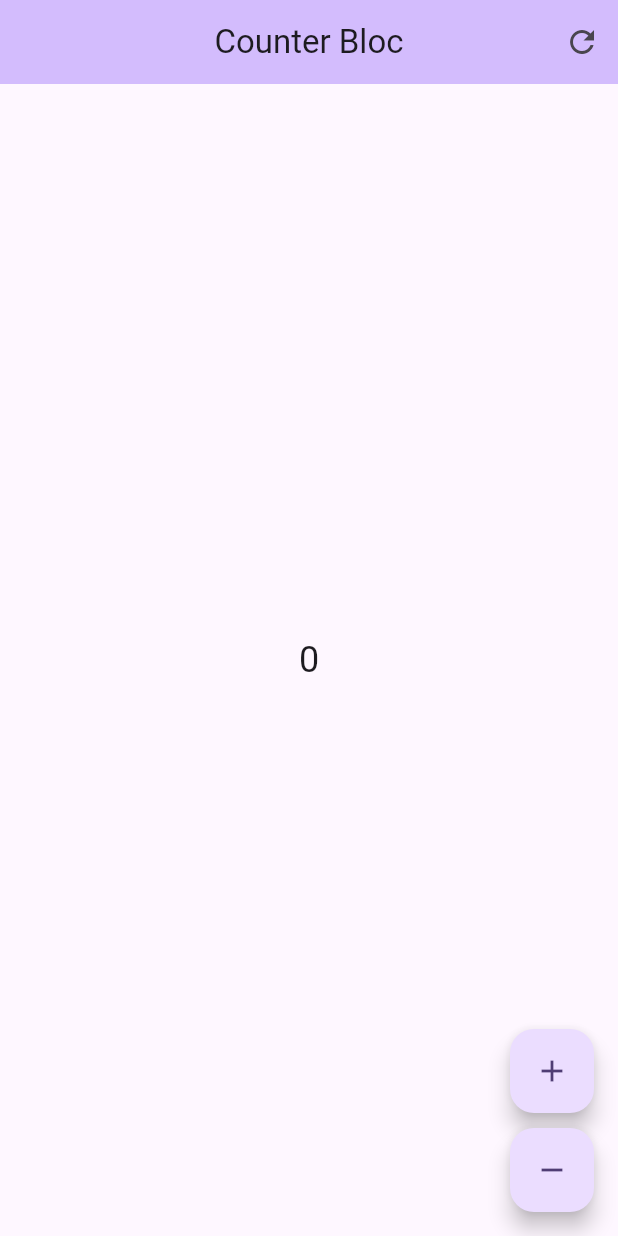
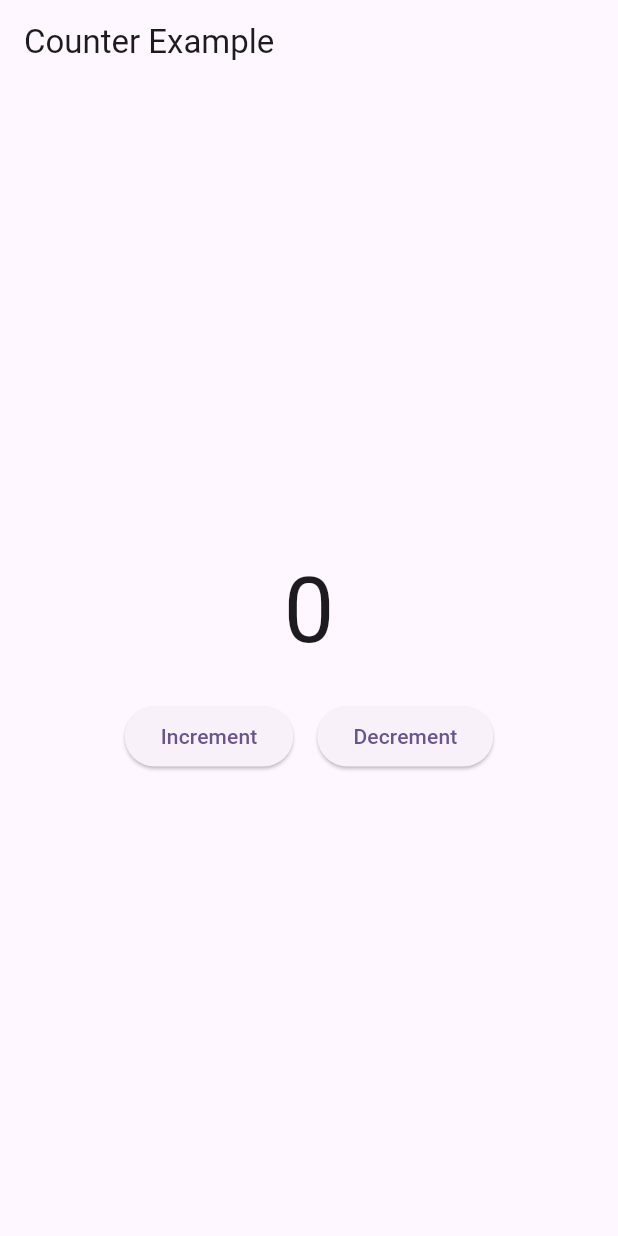
Before and after one commit to 0xharkirat/counter_bloc, a Flutter app: the screen it shows after launch, on a phone screen of 412 x 824 dp. Run offline on Flutter 3.47's test engine with Material 3 defaults, Android fonts, the phone set to English and light mode, and no system bars; our stand-ins replace bloc, equatable, flutter_bloc.

Commit message:
counter with bloc

```diff
--- /dev/null
+++ b/lib/bloc/counter/counter_bloc.dart
@@ -0,0 +1,18 @@
+import 'package:bloc/bloc.dart';
+import 'package:counter_bloc/bloc/counter/counter_event.dart';
+import 'package:counter_bloc/bloc/counter/counter_state.dart';
+
+class CounterBloc extends Bloc<CounterEvent, CounterState> {
+  CounterBloc() : super(const CounterState()) {
+    on<IncrementCounter>(_increment);
+    on<DecrementCounter>(_decrement);
+  }
+
+  void _increment(IncrementCounter event, Emitter<CounterState> emit) {
+    emit(state.copyWith(counter: state.counter + 1));
+  }
+
+  void _decrement(DecrementCounter event, Emitter<CounterState> emit) {
+    emit(state.copyWith(counter: state.counter - 1));
+  }
+}
--- /dev/null
+++ b/lib/bloc/counter/counter_event.dart
@@ -0,0 +1,11 @@
+import 'package:equatable/equatable.dart';
+
+abstract class CounterEvent extends Equatable {
+  const CounterEvent();
+  @override
+  List<Object?> get props => [];
+}
+
+class IncrementCounter extends CounterEvent {}
+
+class DecrementCounter extends CounterEvent {}
--- /dev/null
+++ b/lib/bloc/counter/counter_state.dart
@@ -0,0 +1,14 @@
+import 'package:equatable/equatable.dart';
+
+class CounterState extends Equatable {
+  final int counter;
+
+  const CounterState({this.counter = 0});
+
+  CounterState copyWith({int? counter}) {
+    return CounterState(counter: counter ?? this.counter);
+  }
+
+  @override
+  List<Object?> get props => [counter];
+}
--- a/lib/bloc/counter_cubit.dart
+++ /dev/null
@@ -1,17 +0,0 @@
-import 'package:flutter_bloc/flutter_bloc.dart';
-
-class CounterCubit extends Cubit<int> {
-  CounterCubit() : super(0);
-
-  void increment() {
-    emit(state + 1);
-  }
-
-  void decrement() {
-    emit(state - 1);
-  }
-
-  void reset() {
-    emit(0);
-  }
-}
--- a/lib/bloc/counter_page.dart
+++ /dev/null
@@ -1,16 +0,0 @@
-import 'package:counter_bloc/bloc/counter_cubit.dart';
-import 'package:counter_bloc/bloc/counter_view.dart';
-import 'package:flutter/material.dart';
-import 'package:flutter_bloc/flutter_bloc.dart';
-
-class CounterPage extends StatelessWidget {
-  const CounterPage({super.key});
-
-  @override
-  Widget build(BuildContext context) {
-    return BlocProvider(
-      create: (_) => CounterCubit(),
-      child: CounterView(),
-    );
-  }
-}
--- a/lib/bloc/counter_view.dart
+++ /dev/null
@@ -1,43 +0,0 @@
-import 'package:counter_bloc/bloc/counter_cubit.dart';
-import 'package:flutter/material.dart';
-import 'package:flutter_bloc/flutter_bloc.dart';
-
-class CounterView extends StatelessWidget {
-  const CounterView({super.key});
-
-  @override
-  Widget build(BuildContext context) {
-    return Scaffold(
-      appBar: AppBar(
-        title: const Text('Counter Bloc'),
-        centerTitle: true,
-        backgroundColor: Theme.of(context).colorScheme.inversePrimary,
-        actions: [
-          IconButton(
-            icon: const Icon(Icons.refresh),
-            onPressed: () => context.read<CounterCubit>().reset(),
-          ),
-        ],
-      ),
-      body: BlocBuilder<CounterCubit, int>(
-        builder: (context, state) {
-          return Center(child: Text('$state', style: TextStyle(fontSize: 24)));
-        },
-      ),
-      floatingActionButton: Column(
-        mainAxisAlignment: MainAxisAlignment.end,
-        children: [
-          FloatingActionButton(
-            onPressed: () => context.read<CounterCubit>().increment(),
-            child: Icon(Icons.add),
-          ),
-          SizedBox(height: 10),
-          FloatingActionButton(
-            onPressed: () => context.read<CounterCubit>().decrement(),
-            child: Icon(Icons.remove),
-          ),
-        ],
-      ),
-    );
-  }
-}
--- a/lib/main.dart
+++ b/lib/main.dart
@@ -1,5 +1,7 @@
-import 'package:counter_bloc/bloc/counter_page.dart';
+import 'package:counter_bloc/bloc/counter/counter_bloc.dart';
+import 'package:counter_bloc/ui/counter_screen.dart';
 import 'package:flutter/material.dart';
+import 'package:flutter_bloc/flutter_bloc.dart';
 
 void main() {
   runApp(const MyApp());
@@ -10,13 +12,16 @@ class MyApp extends StatelessWidget {
 
   @override
   Widget build(BuildContext context) {
-    return MaterialApp(
-      debugShowCheckedModeBanner: false,
-      title: 'Counter Bloc',
-      theme: ThemeData(
-        colorScheme: ColorScheme.fromSeed(seedColor: Colors.deepPurple),
+    return BlocProvider(
+      create: (_) => CounterBloc(),
+      child: MaterialApp(
+        debugShowCheckedModeBanner: false,
+        title: 'Counter Bloc',
+        theme: ThemeData(
+          colorScheme: ColorScheme.fromSeed(seedColor: Colors.deepPurple),
+        ),
+        home: const CounterScreen(),
       ),
-      home: const CounterPage(),
     );
   }
 }
--- /dev/null
+++ b/lib/ui/counter_screen.dart
@@ -0,0 +1,57 @@
+import 'package:counter_bloc/bloc/counter/counter_bloc.dart';
+import 'package:counter_bloc/bloc/counter/counter_event.dart';
+import 'package:counter_bloc/bloc/counter/counter_state.dart';
+import 'package:flutter/material.dart';
+import 'package:flutter_bloc/flutter_bloc.dart';
+
+class CounterScreen extends StatefulWidget {
+  const CounterScreen({super.key});
+
+  @override
+  State<CounterScreen> createState() => _CounterScreenState();
+}
+
+class _CounterScreenState extends State<CounterScreen> {
+  @override
+  Widget build(BuildContext context) {
+    return Scaffold(
+      appBar: AppBar(title: Text("Counter Example")),
+      body: Center(
+        child: Column(
+          mainAxisSize: MainAxisSize.min,
+          children: [
+            BlocBuilder<CounterBloc, CounterState>(
+              builder: (context, state) {
+                return Text(
+                  state.counter.toString(),
+                  style: TextStyle(fontSize: 60),
+                );
+              },
+            ),
+
+            SizedBox(height: 16),
+            Row(
+              mainAxisSize: MainAxisSize.min,
+
+              children: [
+                ElevatedButton(
+                  onPressed: () {
+                    context.read<CounterBloc>().add(IncrementCounter());
+                  },
+                  child: Text("Increment"),
+                ),
+                SizedBox(width: 16),
+                ElevatedButton(
+                  onPressed: () {
+                    context.read<CounterBloc>().add(DecrementCounter());
+                  },
+                  child: Text("Decrement"),
+                ),
+              ],
+            ),
+          ],
+        ),
+      ),
+    );
+  }
+}
--- a/pubspec.yaml
+++ b/pubspec.yaml
@@ -2,7 +2,7 @@ name: counter_bloc
 description: "A new Flutter project."
 # The following line prevents the package from being accidentally published to
 # pub.dev using `flutter pub publish`. This is preferred for private packages.
-publish_to: 'none' # Remove this line if you wish to publish to pub.dev
+publish_to: "none" # Remove this line if you wish to publish to pub.dev
 
 # The following defines the version and build number for your application.
 # A version number is three numbers separated by dots, like 1.2.43
@@ -35,6 +35,8 @@ dependencies:
   # Use with the CupertinoIcons class for iOS style icons.
   cupertino_icons: ^1.0.8
   flutter_bloc: ^9.1.0
+  bloc: ^9.0.0
+  equatable: ^2.0.7
 
 dev_dependencies:
   flutter_test:
@@ -52,7 +54,6 @@ dev_dependencies:
 
 # The following section is specific to Flutter packages.
 flutter:
-
   # The following line ensures that the Material Icons font is
   # included with your application, so that you can use the icons in
   # the material Icons class.
```
Also changed, not shown: pubspec.lock.
